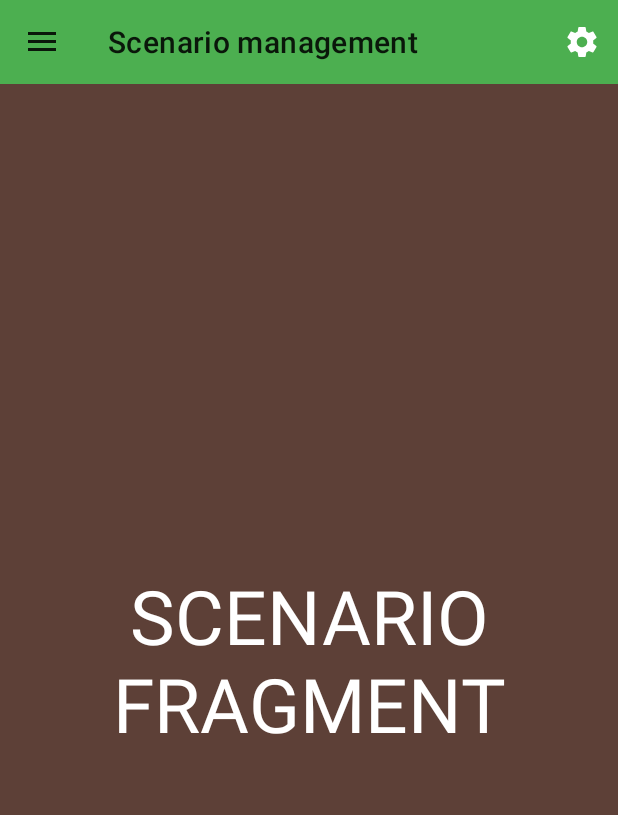
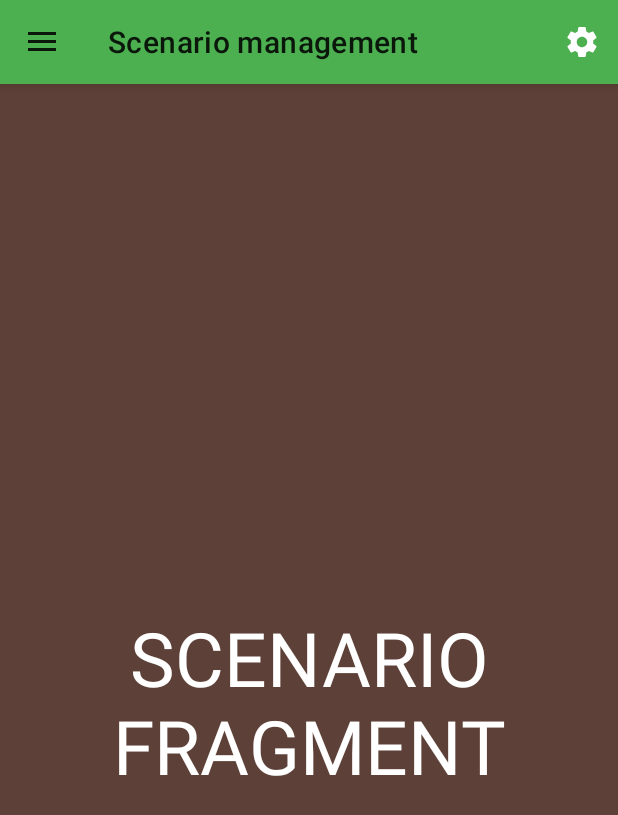
Before and after one commit to Drbykiller/Box_Domotique, an Android app: the MainActivity screen opened directly, with no data from a screen before it, in the side drawer, after a tap on "Scenario management", on a phone screen of 412 x 824 dp. Shown: the top 815 px of the screen. Run offline under Robolectric (Android 15) with nearby library versions, the phone set to English and light mode, and no system bars.

Commit message:
Update Main Interface

```diff
--- a/app/src/main/java/fr/modibo/boxdomotique/controller/LoginActivity.java
+++ b/app/src/main/java/fr/modibo/boxdomotique/controller/LoginActivity.java
@@ -7,10 +7,10 @@ import android.os.Bundle;
 import android.view.View;
 import android.widget.Button;
 import android.widget.CheckBox;
-import android.widget.Toast;
 
 import androidx.appcompat.app.AppCompatActivity;
 
+import com.google.android.material.snackbar.Snackbar;
 import com.google.android.material.textfield.TextInputEditText;
 import com.google.android.material.textfield.TextInputLayout;
 
@@ -200,7 +200,7 @@ public class LoginActivity extends AppCompatActivity implements View.OnClickList
                         finish();
 
                     } else
-                        runOnUiThread(() -> Toast.makeText(LoginActivity.this, R.string.errorUserPassword, Toast.LENGTH_SHORT).show());
+                        runOnUiThread(() -> Snackbar.make(etServer.getRootView(), R.string.errorUserPassword, Snackbar.LENGTH_SHORT).show());
                 }
             } catch (Exception p) {
                 e = p;
@@ -214,7 +214,7 @@ public class LoginActivity extends AppCompatActivity implements View.OnClickList
             dialog.dismiss();
 
             if (e != null)
-                Toast.makeText(LoginActivity.this, R.string.errorServer, Toast.LENGTH_SHORT).show();
+                Snackbar.make(etServer.getRootView(), R.string.errorServer, Snackbar.LENGTH_SHORT).show();
 
         }
     }
--- a/app/src/main/res/layout-land/activity_main.xml
+++ b/app/src/main/res/layout-land/activity_main.xml
@@ -8,27 +8,10 @@
     android:orientation="vertical"
     tools:context=".controller.MainActivity">
 
-    <androidx.appcompat.widget.LinearLayoutCompat
+    <include
+        layout="@layout/toolbar"
         android:layout_width="match_parent"
-        android:layout_height="match_parent"
-        android:orientation="vertical">
-
-        <androidx.appcompat.widget.Toolbar
-            android:id="@+id/tb"
-            android:layout_width="match_parent"
-            android:layout_height="wrap_content"
-            android:background="?attr/colorPrimary"
-            android:minHeight="?attr/actionBarSize"
-            android:theme="?attr/actionBarTheme" />
-
-        <androidx.appcompat.widget.ContentFrameLayout
-            android:id="@+id/layout_frame"
-            android:layout_width="match_parent"
-            android:layout_height="match_parent">
-
-        </androidx.appcompat.widget.ContentFrameLayout>
-
-    </androidx.appcompat.widget.LinearLayoutCompat>
+        android:layout_height="match_parent" />
 
     <com.google.android.material.navigation.NavigationView
         android:id="@+id/nav_view"
--- /dev/null
+++ b/app/src/main/res/layout-land/content_main.xml
@@ -0,0 +1,14 @@
+<?xml version="1.0" encoding="utf-8"?>
+<androidx.appcompat.widget.LinearLayoutCompat xmlns:android="http://schemas.android.com/apk/res/android"
+    xmlns:app="http://schemas.android.com/apk/res-auto"
+    android:layout_width="match_parent"
+    android:layout_height="match_parent"
+    android:orientation="vertical"
+    app:layout_behavior="@string/appbar_scrolling_view_behavior">
+
+    <androidx.appcompat.widget.ContentFrameLayout
+        android:id="@+id/layout_frame"
+        android:layout_width="match_parent"
+        android:layout_height="match_parent" />
+
+</androidx.appcompat.widget.LinearLayoutCompat>
--- /dev/null
+++ b/app/src/main/res/layout-land/toolbar.xml
@@ -0,0 +1,24 @@
+<?xml version="1.0" encoding="utf-8"?>
+<androidx.coordinatorlayout.widget.CoordinatorLayout xmlns:android="http://schemas.android.com/apk/res/android"
+    xmlns:app="http://schemas.android.com/apk/res-auto"
+    android:layout_width="match_parent"
+    android:layout_height="match_parent"
+    android:orientation="vertical">
+
+    <com.google.android.material.appbar.AppBarLayout
+        android:layout_width="match_parent"
+        android:layout_height="wrap_content">
+
+        <androidx.appcompat.widget.Toolbar
+            android:id="@+id/tb"
+            android:layout_width="match_parent"
+            android:layout_height="?attr/actionBarSize"
+            android:background="?attr/colorPrimary"
+            android:theme="?attr/actionBarTheme"
+            app:layout_scrollFlags="scroll|enterAlways|snap" />
+
+    </com.google.android.material.appbar.AppBarLayout>
+
+    <include layout="@layout/content_main" />
+
+</androidx.coordinatorlayout.widget.CoordinatorLayout>
--- a/app/src/main/res/layout-sw600dp/activity_login.xml
+++ b/app/src/main/res/layout-sw600dp/activity_login.xml
@@ -37,7 +37,7 @@
                 android:layout_height="match_parent"
                 android:drawableStart="@drawable/ic_ip_address"
                 android:hint="@string/strServer"
-                android:inputType="phone"
+                android:inputType="text"
                 android:textColor="@color/colorText" />
 
         </com.google.android.material.textfield.TextInputLayout>
--- a/app/src/main/res/layout/activity_login.xml
+++ b/app/src/main/res/layout/activity_login.xml
@@ -37,7 +37,7 @@
                 android:layout_height="match_parent"
                 android:drawableStart="@drawable/ic_ip_address"
                 android:hint="@string/strServer"
-                android:inputType="phone"
+                android:inputType="text"
                 android:textColor="@color/colorText" />
 
         </com.google.android.material.textfield.TextInputLayout>
--- a/app/src/main/res/layout/activity_main.xml
+++ b/app/src/main/res/layout/activity_main.xml
@@ -8,27 +8,10 @@
     android:orientation="vertical"
     tools:context=".controller.MainActivity">
 
-    <androidx.appcompat.widget.LinearLayoutCompat
+    <include
+        layout="@layout/toolbar"
         android:layout_width="match_parent"
-        android:layout_height="match_parent"
-        android:orientation="vertical">
-
-        <androidx.appcompat.widget.Toolbar
-            android:id="@+id/tb"
-            android:layout_width="match_parent"
-            android:layout_height="wrap_content"
-            android:background="?attr/colorPrimary"
-            android:minHeight="?attr/actionBarSize"
-            android:theme="?attr/actionBarTheme" />
-
-        <androidx.appcompat.widget.ContentFrameLayout
-            android:id="@+id/layout_frame"
-            android:layout_width="match_parent"
-            android:layout_height="match_parent">
-
-        </androidx.appcompat.widget.ContentFrameLayout>
-
-    </androidx.appcompat.widget.LinearLayoutCompat>
+        android:layout_height="match_parent" />
 
     <com.google.android.material.navigation.NavigationView
         android:id="@+id/nav_view"
--- /dev/null
+++ b/app/src/main/res/layout/content_main.xml
@@ -0,0 +1,14 @@
+<?xml version="1.0" encoding="utf-8"?>
+<androidx.appcompat.widget.LinearLayoutCompat xmlns:android="http://schemas.android.com/apk/res/android"
+    xmlns:app="http://schemas.android.com/apk/res-auto"
+    android:layout_width="match_parent"
+    android:layout_height="match_parent"
+    android:orientation="vertical"
+    app:layout_behavior="@string/appbar_scrolling_view_behavior">
+
+    <androidx.appcompat.widget.ContentFrameLayout
+        android:id="@+id/layout_frame"
+        android:layout_width="match_parent"
+        android:layout_height="match_parent" />
+
+</androidx.appcompat.widget.LinearLayoutCompat>
--- /dev/null
+++ b/app/src/main/res/layout/toolbar.xml
@@ -0,0 +1,24 @@
+<?xml version="1.0" encoding="utf-8"?>
+<androidx.coordinatorlayout.widget.CoordinatorLayout xmlns:android="http://schemas.android.com/apk/res/android"
+    xmlns:app="http://schemas.android.com/apk/res-auto"
+    android:layout_width="match_parent"
+    android:layout_height="match_parent"
+    android:orientation="vertical">
+
+    <com.google.android.material.appbar.AppBarLayout
+        android:layout_width="match_parent"
+        android:layout_height="wrap_content">
+
+        <androidx.appcompat.widget.Toolbar
+            android:id="@+id/tb"
+            android:layout_width="match_parent"
+            android:layout_height="?attr/actionBarSize"
+            android:background="?attr/colorPrimary"
+            android:theme="?attr/actionBarTheme"
+            app:layout_scrollFlags="scroll|enterAlways|snap" />
+
+    </com.google.android.material.appbar.AppBarLayout>
+
+    <include layout="@layout/content_main" />
+
+</androidx.coordinatorlayout.widget.CoordinatorLayout>
--- a/app/src/main/res/values/colors.xml
+++ b/app/src/main/res/values/colors.xml
@@ -4,4 +4,5 @@
     <color name="colorPrimaryDark">#388E3C</color>
     <color name="colorAccent">#536DFE</color>
     <color name="colorText">#ffffff</color>
+    <color name="colorBackground">#f5f5f5</color>
 </resources>
```
